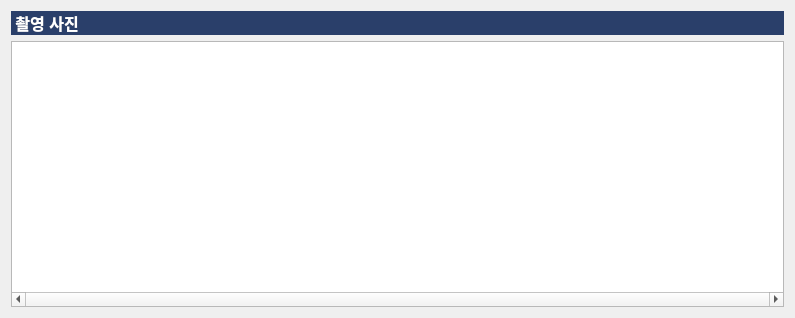
Before: the Qt Designer form pms/PatientManagementSW/imagemanager.ui in KimYooseon/FinalProject, drawn with Qt 5.
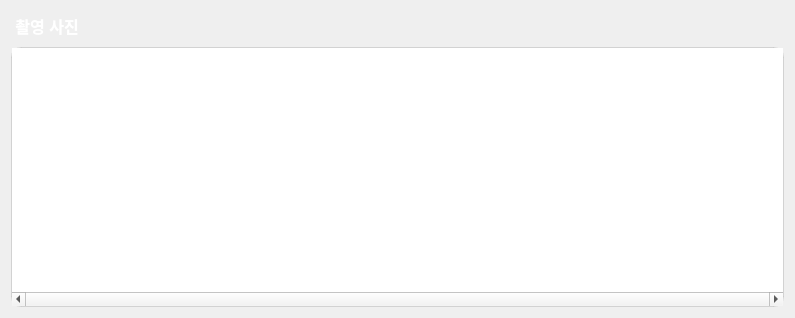
After: the same form once the commit is applied.

Diff of the .ui file:
```diff
--- a/pms/PatientManagementSW/imagemanager.ui
+++ b/pms/PatientManagementSW/imagemanager.ui
@@ -18,6 +18,12 @@
     <layout class="QVBoxLayout" name="verticalLayout">
      <item>
       <widget class="QLabel" name="label_4">
+       <property name="minimumSize">
+        <size>
+         <width>0</width>
+         <height>30</height>
+        </size>
+       </property>
        <property name="font">
         <font>
          <pointsize>12</pointsize>
@@ -25,8 +31,11 @@
         </font>
        </property>
        <property name="styleSheet">
-        <string notr="true">background-color: rgb(42, 63, 106);
-color: rgb(255, 255, 255);</string>
+        <string notr="true">background-color: qlineargradient(spread:pad, x1:0, y1:0, x2:1, 
+                                                        y2:1, stop:0 rgba(149, 210, 253, 255),
+                                                        stop:1 rgba(152, 136, 248, 255));
+border-radius:10px;
+color:#ffffff;</string>
        </property>
        <property name="text">
         <string> 촬영 사진</string>
@@ -41,6 +50,12 @@
          <height>80</height>
         </size>
        </property>
+       <property name="styleSheet">
+        <string notr="true">QListWidget {
+border-radius:10px;
+border: 1px solid rgba(190, 190, 190, 150);
+}</string>
+       </property>
        <property name="verticalScrollBarPolicy">
         <enum>Qt::ScrollBarAsNeeded</enum>
        </property>
```
